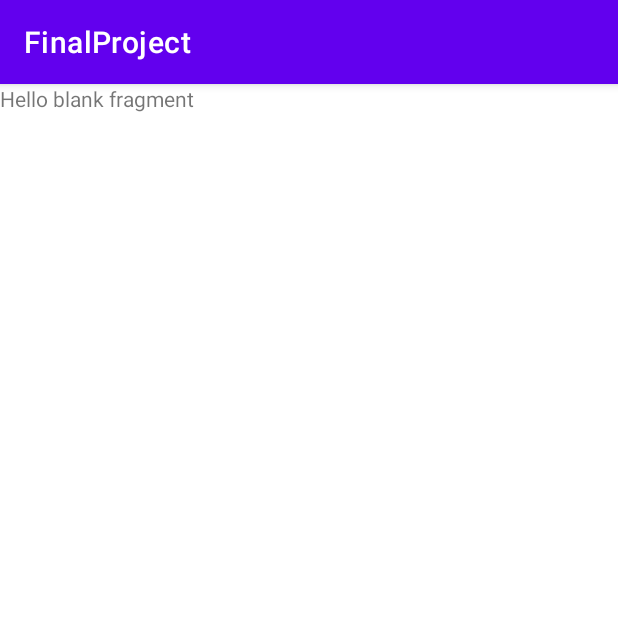
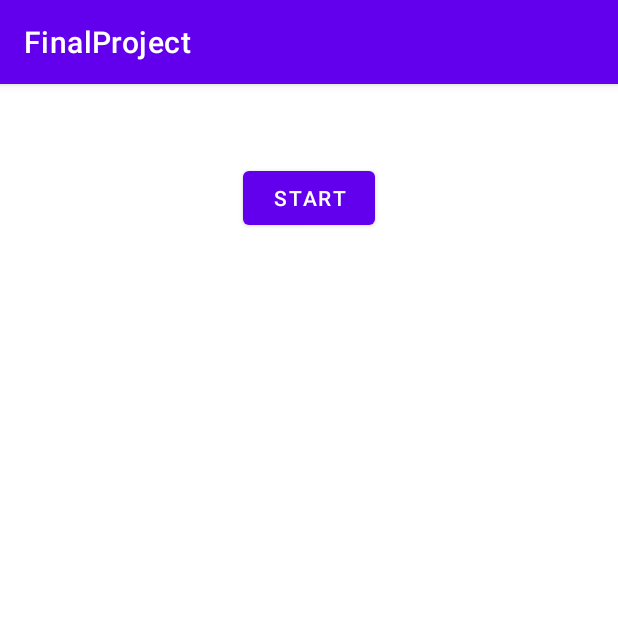
Before and after one commit to dmbellinger/FinalProject, an Android app: the fragment MainMenuFragment shown on its own in the app's theme, on a phone screen of 412 x 824 dp, the top half of it. Run offline under Robolectric (Android 15) with nearby library versions, the phone set to English and light mode, and no system bars.

Commit message:
MAin Menu button

```diff
--- a/app/src/main/java/com/hfad/finalproject/MainMenuFragment.kt
+++ b/app/src/main/java/com/hfad/finalproject/MainMenuFragment.kt
@@ -5,55 +5,27 @@ import androidx.fragment.app.Fragment
 import android.view.LayoutInflater
 import android.view.View
 import android.view.ViewGroup
+import android.widget.Button
+import androidx.navigation.findNavController
+import com.hfad.finalproject.R
 
-// TODO: Rename parameter arguments, choose names that match
-// the fragment initialization parameters, e.g. ARG_ITEM_NUMBER
-private const val ARG_PARAM1 = "param1"
-private const val ARG_PARAM2 = "param2"
 
-/**
- * A simple [Fragment] subclass.
- * Use the [MainMenuFragment.newInstance] factory method to
- * create an instance of this fragment.
- */
 class MainMenuFragment : Fragment() {
-    // TODO: Rename and change types of parameters
-    private var param1: String? = null
-    private var param2: String? = null
-
-    override fun onCreate(savedInstanceState: Bundle?) {
-        super.onCreate(savedInstanceState)
-        arguments?.let {
-            param1 = it.getString(ARG_PARAM1)
-            param2 = it.getString(ARG_PARAM2)
-        }
-    }
 
     override fun onCreateView(
         inflater: LayoutInflater, container: ViewGroup?,
         savedInstanceState: Bundle?
     ): View? {
         // Inflate the layout for this fragment
-        return inflater.inflate(R.layout.fragment_main_menu, container, false)
+        val view = inflater.inflate(R.layout.fragment_main_menu, container, false)
+        val startButton = view.findViewById<Button>(R.id.start)
+
+        startButton.setOnClickListener{
+            view.findNavController()
+                .navigate(R.id.action_mainMenuFragment_to_viewListFragment)
+        }
+        return view
     }
 
-    companion object {
-        /**
-         * Use this factory method to create a new instance of
-         * this fragment using the provided parameters.
-         *
-         * @param param1 Parameter 1.
-         * @param param2 Parameter 2.
-         * @return A new instance of fragment MainMenuFragment.
-         */
-        // TODO: Rename and change types and number of parameters
-        @JvmStatic
-        fun newInstance(param1: String, param2: String) =
-            MainMenuFragment().apply {
-                arguments = Bundle().apply {
-                    putString(ARG_PARAM1, param1)
-                    putString(ARG_PARAM2, param2)
-                }
-            }
-    }
+
 }
--- a/app/src/main/res/layout/fragment_main_menu.xml
+++ b/app/src/main/res/layout/fragment_main_menu.xml
@@ -1,14 +1,24 @@
 <?xml version="1.0" encoding="utf-8"?>
-<FrameLayout xmlns:android="http://schemas.android.com/apk/res/android"
+<LinearLayout xmlns:android="http://schemas.android.com/apk/res/android"
     xmlns:tools="http://schemas.android.com/tools"
     android:layout_width="match_parent"
     android:layout_height="match_parent"
+    android:orientation="vertical"
+    android:gravity="center_horizontal"
     tools:context=".MainMenuFragment">
 
-    <!-- TODO: Update blank fragment layout -->
-    <TextView
+    <ImageView
         android:layout_width="match_parent"
-        android:layout_height="match_parent"
-        android:text="@string/hello_blank_fragment" />
+        android:layout_height="wrap_content"
+        android:gravity="center"
+        android:layout_marginTop="20dp"
+        android:textSize="20sp" />
 
-</FrameLayout>
+    <Button
+        android:id="@+id/start"
+        android:layout_width="wrap_content"
+        android:layout_height="wrap_content"
+        android:layout_marginTop="32dp"
+        android:text="Start" />
+
+</LinearLayout>
--- a/app/src/main/res/navigation/nav_graph.xml
+++ b/app/src/main/res/navigation/nav_graph.xml
@@ -9,7 +9,11 @@
         android:id="@+id/mainMenuFragment"
         android:name="com.hfad.finalproject.MainMenuFragment"
         android:label="fragment_main_menu"
-        tools:layout="@layout/fragment_main_menu" />
+        tools:layout="@layout/fragment_main_menu" >
+        <action
+            android:id="@+id/action_mainMenuFragment_to_viewListFragment"
+            app:destination="@id/viewListFragment" />
+    </fragment>
     <fragment
         android:id="@+id/viewListFragment"
         android:name="com.hfad.finalproject.ViewListFragment"
```
